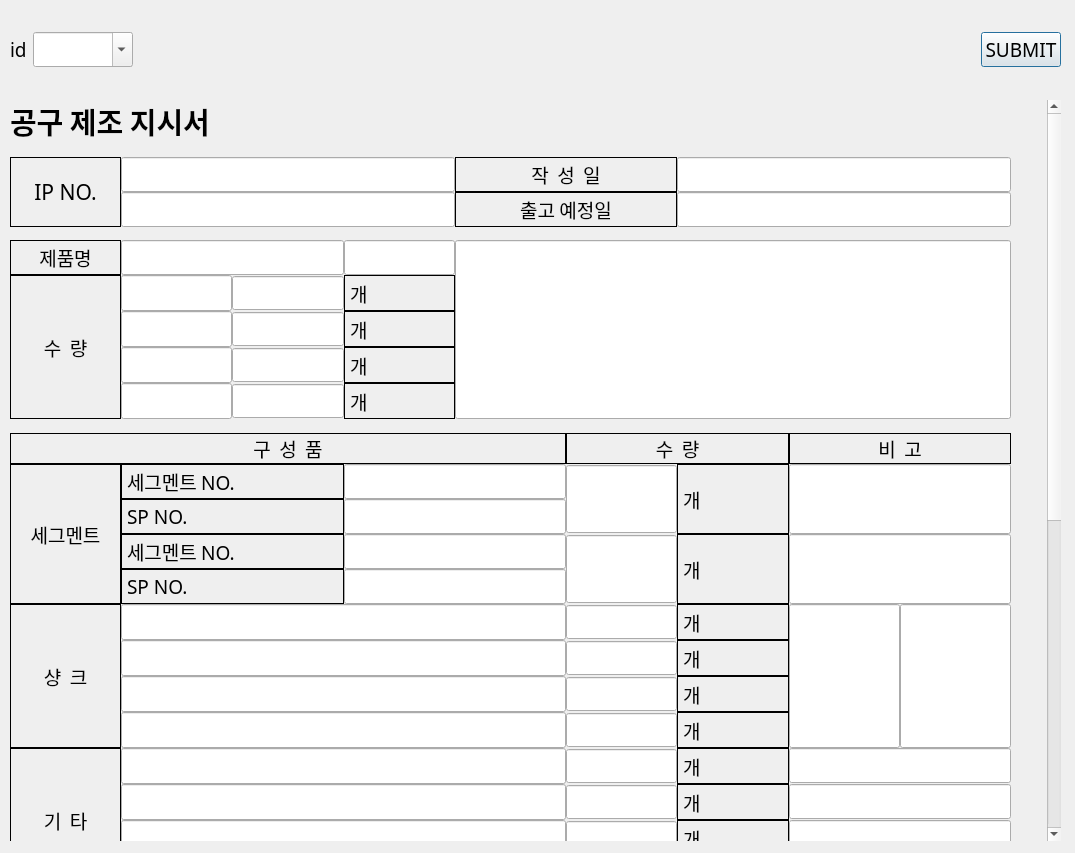
Before: the Qt Designer form ui/ipWidget.ui in SuhYeoJee/OrderManager, drawn with Qt 5.
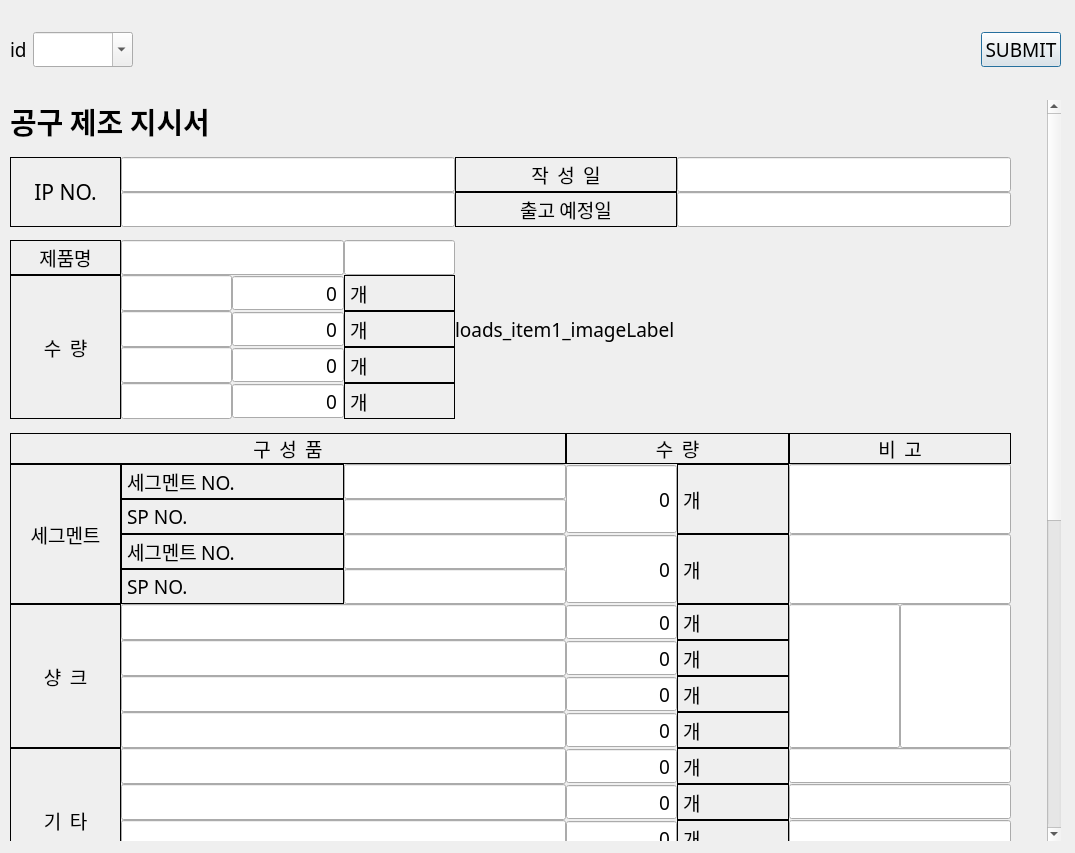
After: the same form once the commit is applied.

```diff
--- a/ui/ipWidget.ui
+++ b/ui/ipWidget.ui
@@ -486,7 +486,7 @@
          <enum>QAbstractSpinBox::NoButtons</enum>
         </property>
         <property name="specialValueText">
-         <string> </string>
+         <string/>
         </property>
        </widget>
       </item>
@@ -676,7 +676,7 @@
          <enum>QAbstractSpinBox::NoButtons</enum>
         </property>
         <property name="specialValueText">
-         <string> </string>
+         <string/>
         </property>
        </widget>
       </item>
@@ -711,7 +711,7 @@
          <enum>QAbstractSpinBox::NoButtons</enum>
         </property>
         <property name="specialValueText">
-         <string> </string>
+         <string/>
         </property>
        </widget>
       </item>
@@ -849,7 +849,7 @@
          <enum>QAbstractSpinBox::NoButtons</enum>
         </property>
         <property name="specialValueText">
-         <string> </string>
+         <string/>
         </property>
        </widget>
       </item>
@@ -884,7 +884,7 @@
          <enum>QAbstractSpinBox::NoButtons</enum>
         </property>
         <property name="specialValueText">
-         <string> </string>
+         <string/>
         </property>
        </widget>
       </item>
@@ -925,7 +925,7 @@
          <enum>QAbstractSpinBox::NoButtons</enum>
         </property>
         <property name="specialValueText">
-         <string> </string>
+         <string/>
         </property>
        </widget>
       </item>
@@ -979,20 +979,7 @@
          <enum>QAbstractSpinBox::NoButtons</enum>
         </property>
         <property name="specialValueText">
-         <string> </string>
-        </property>
-       </widget>
-      </item>
-      <item row="5" column="4" rowspan="5" colspan="5">
-       <widget class="QLineEdit" name="loads_item1_imageLineEdit_2">
-        <property name="sizePolicy">
-         <sizepolicy hsizetype="Expanding" vsizetype="Expanding">
-          <horstretch>0</horstretch>
-          <verstretch>0</verstretch>
-         </sizepolicy>
-        </property>
-        <property name="readOnly">
-         <bool>true</bool>
+         <string/>
         </property>
        </widget>
       </item>
@@ -1033,7 +1020,7 @@
          <enum>QAbstractSpinBox::NoButtons</enum>
         </property>
         <property name="specialValueText">
-         <string> </string>
+         <string/>
         </property>
        </widget>
       </item>
@@ -1094,7 +1081,7 @@
          <enum>QAbstractSpinBox::NoButtons</enum>
         </property>
         <property name="specialValueText">
-         <string> </string>
+         <string/>
         </property>
        </widget>
       </item>
@@ -1226,7 +1213,7 @@
          <enum>QAbstractSpinBox::NoButtons</enum>
         </property>
         <property name="specialValueText">
-         <string> </string>
+         <string/>
         </property>
        </widget>
       </item>
@@ -1287,7 +1274,7 @@
          <enum>QAbstractSpinBox::NoButtons</enum>
         </property>
         <property name="specialValueText">
-         <string> </string>
+         <string/>
         </property>
        </widget>
       </item>
@@ -1309,7 +1296,7 @@
          <enum>QAbstractSpinBox::NoButtons</enum>
         </property>
         <property name="specialValueText">
-         <string> </string>
+         <string/>
         </property>
        </widget>
       </item>
@@ -1421,7 +1408,7 @@
          <enum>QAbstractSpinBox::NoButtons</enum>
         </property>
         <property name="specialValueText">
-         <string> </string>
+         <string/>
         </property>
        </widget>
       </item>
@@ -1457,6 +1444,13 @@
         </property>
        </widget>
       </item>
+      <item row="5" column="4" rowspan="5" colspan="5">
+       <widget class="QLabel" name="loads_item1_imageLabel">
+        <property name="text">
+         <string>loads_item1_imageLabel</string>
+        </property>
+       </widget>
+      </item>
      </layout>
     </widget>
    </widget>
```
Left out of the diff: 2 changed lines with no effect on the pictures.
